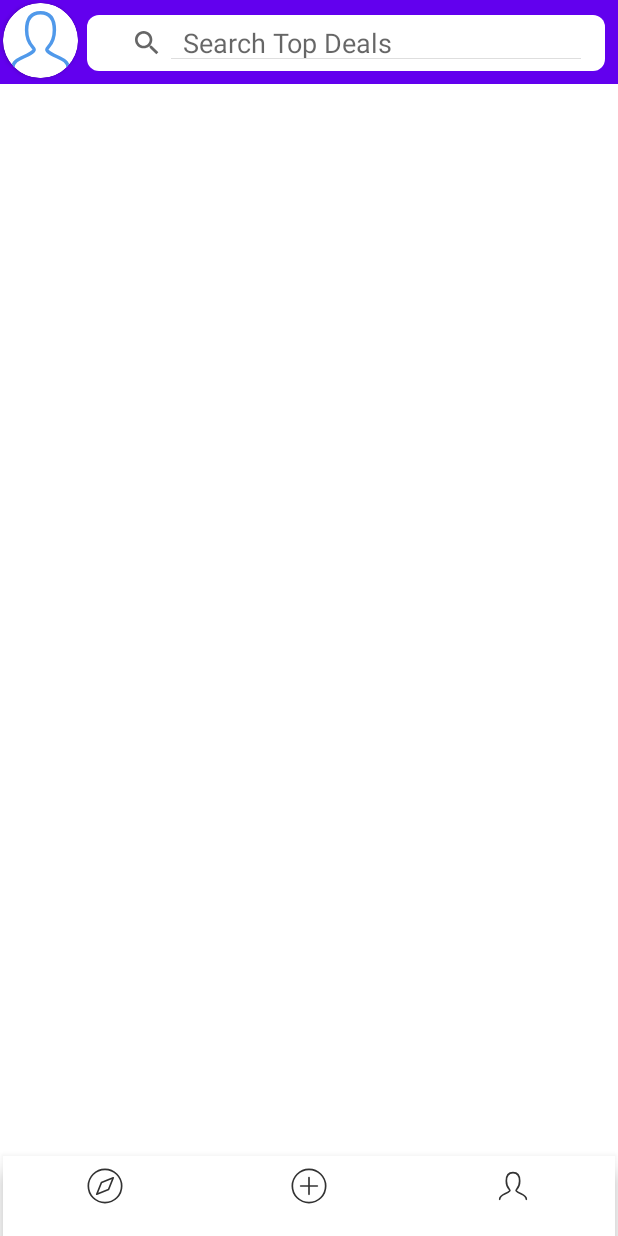
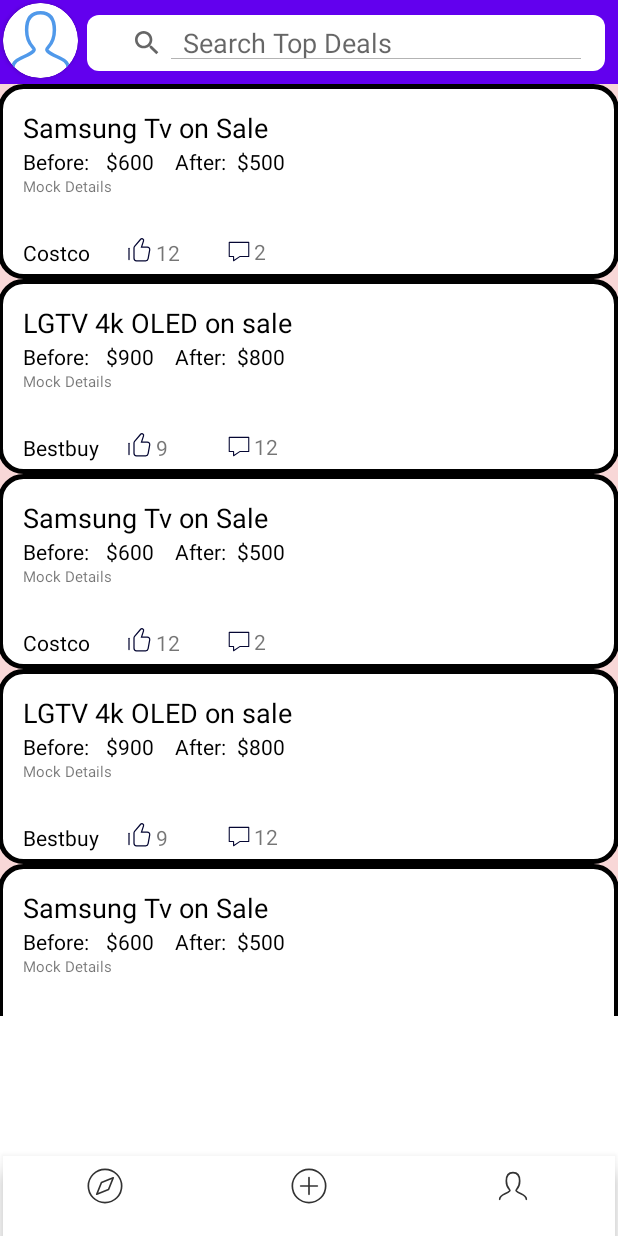
Before and after one commit to wahab65/AndroidApp, an Android app: the screen it shows after launch once a user with an empty profile is signed in (MainActivity), on a phone screen of 412 x 824 dp. Run offline under Robolectric (Android 15) with nearby library versions, the phone set to English and light mode, and no system bars; our stand-ins replace Firebase (no records; nobody signed in at launch, a user with empty details on screens opened directly); libraries missing offline, so code that uses them is left out: jp.wasabeef.glide; pictures from the network do not load; Roboto replaces fonts that are not available here; 1 statement that could not run was skipped.

Commit message:
Completed HomeFragment xml

```diff
--- a/app/build.gradle
+++ b/app/build.gradle
@@ -46,5 +46,7 @@ dependencies {
     implementation 'com.google.firebase:firebase-storage:19.2.2'
     testImplementation 'junit:junit:4.+'
     androidTestImplementation 'androidx.test.ext:junit:1.1.2'
+    implementation 'jp.wasabeef:glide-transformations:2.0.2'
+    implementation 'com.github.bumptech.glide:glide:3.8.0'
     androidTestImplementation 'androidx.test.espresso:espresso-core:3.3.0'
 }
--- a/app/src/main/java/com/example/deelio/Fragments/HomeFragment.java
+++ b/app/src/main/java/com/example/deelio/Fragments/HomeFragment.java
@@ -4,6 +4,9 @@ import android.content.Context;
 import android.os.Bundle;
 
 import androidx.fragment.app.Fragment;
+import androidx.recyclerview.widget.LinearLayoutManager;
+import androidx.recyclerview.widget.RecyclerView;
+import androidx.swiperefreshlayout.widget.SwipeRefreshLayout;
 
 import android.view.LayoutInflater;
 import android.view.View;
@@ -13,6 +16,8 @@ import android.widget.Toast;
 
 import com.example.deelio.LoginActivity;
 import com.example.deelio.MainActivity;
+import com.example.deelio.Model.Deal;
+import com.example.deelio.RecyclerViewAdapter;
 import com.google.firebase.auth.FirebaseAuth;
 import com.google.firebase.auth.FirebaseUser;
 import com.example.deelio.R;
@@ -30,9 +35,13 @@ public class HomeFragment extends Fragment {
 
     // TODO: Rename parameter arguments, choose names that match
     // the fragment initialization parameters, e.g. ARG_ITEM_NUMBER
-    private static final String ARG_PARAM1 = "param1";
-    private static final String ARG_PARAM2 = "param2";
     Context ctx;
+    //private SwipeRefreshLayout swipeRefreshLayout;
+    RecyclerViewAdapter rvAdapter;
+    ArrayList<Deal> deals = new ArrayList<>();;
+    RecyclerView rvDeals;
+
+
 
     // TODO: Rename and change types of parameters
     private String mParam1;
@@ -53,21 +62,12 @@ public class HomeFragment extends Fragment {
     // TODO: Rename and change types and number of parameters
     public static HomeFragment newInstance(String param1, String param2) {
         HomeFragment fragment = new HomeFragment();
-        Bundle args = new Bundle();
-        args.putString(ARG_PARAM1, param1);
-        args.putString(ARG_PARAM2, param2);
-        fragment.setArguments(args);
         return fragment;
     }
 
     @Override
     public void onCreate(Bundle savedInstanceState) {
         super.onCreate(savedInstanceState);
-        if (getArguments() != null) {
-            mParam1 = getArguments().getString(ARG_PARAM1);
-            mParam2 = getArguments().getString(ARG_PARAM2);
-        }
-
 
 
 
@@ -77,6 +77,14 @@ public class HomeFragment extends Fragment {
     public View onCreateView(LayoutInflater inflater, ViewGroup container,
                              Bundle savedInstanceState) {
         // Inflate the layout for this fragment
+
+
+
+
+
+
+
+
         return inflater.inflate(R.layout.fragment_home, container, false);
     }
 
@@ -92,30 +100,38 @@ public class HomeFragment extends Fragment {
                 Toast.makeText(getActivity(),"Logged in as: "+email,Toast.LENGTH_SHORT).show();
         // ===== until this line ////
 
+        RecyclerView rvDeals = view.findViewById(R.id.rvTopDeals);
+
+        //construct adapter
+        rvAdapter = new RecyclerViewAdapter(deals);
+
+        loadMockDeals();
 
 
-        // TODO: Below are the sub-tasks to complete in this fragment
-
-            //load top deals
-
-            //find RecyclerView to bind
-
-            //init deals arraylist
-
-            //construct adapter
-
-            //construct recyclerView layout
-
-            //implement scroll listener
-
-            //implement a swipe refresh
-
-            //implement a load progress animation
-
-
-
+        LinearLayoutManager linearLayoutManager = new LinearLayoutManager(getContext());
+        rvDeals.setLayoutManager(linearLayoutManager);
+        //implement scroll listener
+        rvDeals.addOnScrollListener(new RecyclerView.OnScrollListener() {
+        });
+        rvDeals.setAdapter(rvAdapter);
+        rvAdapter.notifyDataSetChanged();
+        rvDeals.scrollToPosition(0);
 
 
     }
 
+    private void loadMockDeals() {
+
+        final Deal firstMockDeal = new Deal("https://pisces.bbystatic.com/image2/BestBuy_US/images/products/6395/6395125_sd.jpg;maxHeight=300;maxWidth=300", "Samsung Tv on Sale", "$600", "$500", "Costco", "12", "2", "Mock Details") ;
+        final Deal secondMockDeal = new Deal("https://pisces.bbystatic.com/image2/BestBuy_US/images/products/6401/6401851_sd.jpg;maxHeight=300;maxWidth=450", "LGTV 4k OLED on sale", "$900", "$800", "Bestbuy", "9", "12", "Mock Details") ;
+        deals.add(firstMockDeal);
+        deals.add(secondMockDeal);
+        deals.add(firstMockDeal);
+        deals.add(secondMockDeal);
+        deals.add(firstMockDeal);
+        deals.add(secondMockDeal);
+        Toast.makeText(getContext(), deals.size() + " is the deals size " , Toast.LENGTH_SHORT).show();
+        rvAdapter.notifyDataSetChanged();
+        }
+
 }
--- a/app/src/main/java/com/example/deelio/MainActivity.java
+++ b/app/src/main/java/com/example/deelio/MainActivity.java
@@ -29,9 +29,7 @@ public class MainActivity extends AppCompatActivity {
         super.onCreate(savedInstanceState);
         this.getSupportActionBar().hide();
         mFirebaseAuth = FirebaseAuth.getInstance();
-//        requestWindowFeature(Window.FEATURE_NO_TITLE);
-//        getWindow().setFlags(WindowManager.LayoutParams.FLAG_FULLSCREEN,
-//                WindowManager.LayoutParams.FLAG_FULLSCREEN);
+
         setContentView(R.layout.activity_main);
 
         //bottomNav reference
--- a/app/src/main/java/com/example/deelio/Model/Deal.java
+++ b/app/src/main/java/com/example/deelio/Model/Deal.java
@@ -1,4 +1,38 @@
 package com.example.deelio.Model;
 
+import android.widget.ImageView;
+import android.widget.TextView;
+
 public class Deal {
+    private String DealImage = "";
+    private String Title = "";
+    private String BeforePrice= "";
+    private String AfterPrice= "";
+    private String StoreName= "";
+    private String LikeCount= "";
+    private String CommentCount= "";
+    private String Details= "";
+
+    public Deal(String dealImage, String title, String beforePrice, String afterPrice, String storeName, String likeCount, String commentCount, String details) {
+        DealImage = dealImage;
+        Title = title;
+        BeforePrice = beforePrice;
+        AfterPrice = afterPrice;
+        StoreName = storeName;
+        LikeCount = likeCount;
+        CommentCount = commentCount;
+        Details = details;
+    }
+
+    public String getDealImage() { return DealImage; }
+    public String getTitle() { return Title; }
+    public String getBeforePrice() { return BeforePrice; }
+    public String getAfterPrice() { return AfterPrice; }
+    public String getStoreName() { return StoreName; }
+    public String getLikeCount() { return LikeCount; }
+    public String getCommentCount() { return CommentCount; }
+    public String getDetails() { return Details; }
+
+
+
 }
--- /dev/null
+++ b/app/src/main/java/com/example/deelio/RecyclerViewAdapter.java
@@ -0,0 +1,106 @@
+package com.example.deelio;
+
+import android.content.Context;
+import android.content.Intent;
+import android.view.LayoutInflater;
+import android.view.View;
+import android.view.ViewGroup;
+import android.widget.ImageView;
+import android.widget.TextView;
+import android.widget.Toast;
+
+import androidx.annotation.NonNull;
+import androidx.recyclerview.widget.RecyclerView;
+
+import com.bumptech.glide.Glide;
+import com.example.deelio.Model.Deal;
+
+import java.io.Serializable;
+import java.util.List;
+
+import jp.wasabeef.glide.transformations.RoundedCornersTransformation;
+
+public class RecyclerViewAdapter extends RecyclerView.Adapter<RecyclerViewAdapter.ViewHolder>{
+
+    List<Deal> deals;
+    Context context;
+
+    public RecyclerViewAdapter(List<Deal> deals) {
+        this.deals = deals;
+    }
+
+    @NonNull
+    @Override
+    public ViewHolder onCreateViewHolder(@NonNull ViewGroup viewGroup, int i) {
+        context = viewGroup.getContext();
+        LayoutInflater inflater = LayoutInflater.from(context);
+
+        View dealView = inflater.inflate(R.layout.deal_rv_layout, viewGroup, false);
+        ViewHolder viewHolder = new ViewHolder(dealView);
+        return viewHolder;
+    }
+
+    @Override
+    public void onBindViewHolder(@NonNull final ViewHolder viewHolder, final int i) {
+        final Deal deal = deals.get(i);
+
+        viewHolder.tvTitle.setText(deal.getTitle());
+        viewHolder.tvBeforePrice.setText(deal.getBeforePrice());
+        viewHolder.tvAfterPrice.setText(deal.getAfterPrice());
+        viewHolder.tvStoreName.setText(deal.getStoreName());
+        viewHolder.tvLikeCount.setText(deal.getLikeCount());
+        viewHolder.tvCommentCount.setText(deal.getCommentCount());
+        viewHolder.tvDetails.setText(deal.getDetails());
+
+        Glide.with(context)
+                .load(deal.getDealImage())
+                .bitmapTransform(new RoundedCornersTransformation(context, 10, 0))
+                .into(viewHolder.ivDealImage);
+
+
+    }
+
+    @Override
+    public int getItemCount() {
+        return deals.size();
+    }
+
+    public class ViewHolder extends RecyclerView.ViewHolder implements View.OnClickListener {
+        public ImageView ivDealImage;
+        public TextView tvTitle;
+        public TextView tvBeforePrice;
+        public TextView tvAfterPrice;
+        public TextView tvStoreName;
+        public TextView tvLikeCount;
+        public TextView tvCommentCount;
+        public TextView tvDetails;
+
+        public ViewHolder(View view) {
+            super(view);
+
+            ivDealImage= (ImageView) view.findViewById(R.id.ivDealImage);
+            tvTitle= (TextView) view.findViewById(R.id.tvTitle);
+            tvBeforePrice= (TextView) view.findViewById(R.id.tv_BeforePrice);
+            tvAfterPrice= (TextView) view.findViewById(R.id.tv_AfterPrice);
+            tvStoreName= (TextView) view.findViewById(R.id.tv_StoreName);
+            tvLikeCount= (TextView) view.findViewById(R.id.tvLikeCount);
+            tvCommentCount= (TextView) view.findViewById(R.id.tvCommentCount);
+            tvDetails= (TextView) view.findViewById(R.id.tvDetails);
+
+            itemView.setOnClickListener(this);
+        }
+
+        @Override
+        public void onClick(View v) {
+            //go to Deal detail activity
+            Toast.makeText(context, "total deals : "+deals.size(), Toast.LENGTH_SHORT).show();
+        }
+
+    }
+
+    public void reset() {
+        deals.clear();
+        notifyDataSetChanged();
+    }
+
+}
--- /dev/null
+++ b/app/src/main/res/drawable/ic_chat.xml
@@ -0,0 +1,9 @@
+<vector xmlns:android="http://schemas.android.com/apk/res/android"
+    android:width="24dp"
+    android:height="24dp"
+    android:viewportWidth="24"
+    android:viewportHeight="24">
+  <path
+      android:pathData="M21,17V17.5C21.2761,17.5 21.5,17.2761 21.5,17H21ZM21,4H21.5C21.5,3.7239 21.2761,3.5 21,3.5V4ZM13,17V16.5C12.9013,16.5 12.8048,16.5292 12.7226,16.584L13,17ZM7,21H6.5C6.5,21.1844 6.6015,21.3538 6.7641,21.4408C6.9267,21.5278 7.1239,21.5183 7.2773,21.416L7,21ZM7,17H7.5C7.5,16.7239 7.2761,16.5 7,16.5V17ZM3,17H2.5C2.5,17.2761 2.7239,17.5 3,17.5V17ZM3,4V3.5C2.7239,3.5 2.5,3.7239 2.5,4H3ZM21.5,17V4H20.5V17H21.5ZM13,17.5H21V16.5H13V17.5ZM7.2773,21.416L13.2774,17.416L12.7226,16.584L6.7227,20.584L7.2773,21.416ZM6.5,17V21H7.5V17H6.5ZM3,17.5H7V16.5H3V17.5ZM2.5,4V17H3.5V4H2.5ZM21,3.5H3V4.5H21V3.5Z"
+      android:fillColor="#050733"/>
+</vector>
--- /dev/null
+++ b/app/src/main/res/drawable/ic_thumb_up.xml
@@ -0,0 +1,18 @@
+<vector xmlns:android="http://schemas.android.com/apk/res/android"
+    android:width="24dp"
+    android:height="24dp"
+    android:viewportWidth="24"
+    android:viewportHeight="24">
+  <path
+      android:strokeWidth="1"
+      android:pathData="M8.4815,7.4383C8.1708,7.8007 8,8.2624 8,8.7399V17C8,18.1046 8.8954,19 10,19H17.3308C18.2974,19 19.1257,18.3088 19.2986,17.3578L20.5713,10.3578C20.7945,9.1301 19.8514,8 18.6036,8H14L15.6279,3.1163C15.8414,2.4758 15.5514,1.7757 14.9475,1.4737V1.4737C14.3906,1.1953 13.7158,1.3316 13.3106,1.8043L8.4815,7.4383Z"
+      android:fillColor="#00000000"
+      android:fillType="evenOdd"
+      android:strokeColor="#050733"/>
+  <path
+      android:strokeWidth="1"
+      android:pathData="M4,18V9"
+      android:fillColor="#00000000"
+      android:strokeColor="#050733"
+      android:strokeLineCap="round"/>
+</vector>
--- /dev/null
+++ b/app/src/main/res/drawable/rounded_corner_bg.xml
@@ -0,0 +1,17 @@
+<?xml version="1.0" encoding="UTF-8"?>
+<shape xmlns:android="http://schemas.android.com/apk/res/android">
+    <solid android:color="#ffffffff"/>
+
+    <stroke android:width="3dp"
+        android:color="#ff000000"
+        />
+
+    <padding android:left="1dp"
+        android:top="1dp"
+        android:right="1dp"
+        android:bottom="1dp"
+        />
+
+    <corners android:bottomRightRadius="15dp" android:bottomLeftRadius="15dp"
+        android:topLeftRadius="15dp" android:topRightRadius="15dp"/>
+</shape>
--- /dev/null
+++ b/app/src/main/res/layout/deal_rv_layout.xml
@@ -0,0 +1,136 @@
+<?xml version="1.0" encoding="utf-8"?>
+<androidx.constraintlayout.widget.ConstraintLayout xmlns:android="http://schemas.android.com/apk/res/android"
+    xmlns:app="http://schemas.android.com/apk/res-auto"
+    xmlns:tools="http://schemas.android.com/tools"
+    android:layout_width="match_parent"
+    android:layout_height="130dp"
+    android:background="@drawable/rounded_corner_bg">
+
+    <ImageView
+        android:id="@+id/ivDealImage"
+        android:layout_width="138dp"
+        android:layout_height="114dp"
+        android:layout_marginTop="6dp"
+        android:layout_marginEnd="6dp"
+        android:layout_marginBottom="10dp"
+        app:layout_constraintBottom_toBottomOf="parent"
+        app:layout_constraintEnd_toEndOf="parent"
+        app:layout_constraintTop_toTopOf="parent"
+        tools:srcCompat="@tools:sample/backgrounds/scenic" />
+
+    <TextView
+        android:id="@+id/tvTitle"
+        android:layout_width="215dp"
+        android:layout_height="25dp"
+        android:layout_marginStart="16dp"
+        android:layout_marginTop="16dp"
+        android:layout_marginEnd="36dp"
+        android:text='LGTV 65" 4K Ultra'
+        android:textColor="#000000"
+        android:textSize="18sp"
+        app:layout_constraintEnd_toStartOf="@+id/ivDealImage"
+        app:layout_constraintHorizontal_bias="0.0"
+        app:layout_constraintStart_toStartOf="parent"
+        app:layout_constraintTop_toTopOf="parent" />
+
+    <TextView
+        android:id="@+id/textView6"
+        android:layout_width="wrap_content"
+        android:layout_height="wrap_content"
+        android:layout_marginStart="16dp"
+        android:text="Before: "
+        android:textColor="#000000"
+        app:layout_constraintStart_toStartOf="parent"
+        app:layout_constraintTop_toBottomOf="@+id/tvTitle" />
+
+    <TextView
+        android:id="@+id/textView8"
+        android:layout_width="wrap_content"
+        android:layout_height="wrap_content"
+        android:layout_marginStart="14dp"
+        android:text="After:"
+        android:textColor="#000000"
+        app:layout_constraintStart_toEndOf="@+id/tv_BeforePrice"
+        app:layout_constraintTop_toBottomOf="@+id/tvTitle" />
+
+    <TextView
+        android:id="@+id/tv_BeforePrice"
+        android:layout_width="wrap_content"
+        android:layout_height="wrap_content"
+        android:layout_marginStart="8dp"
+        android:text="$600"
+        android:textColor="#000000"
+        app:layout_constraintStart_toEndOf="@+id/textView6"
+        app:layout_constraintTop_toBottomOf="@+id/tvTitle" />
+
+    <TextView
+        android:id="@+id/tv_AfterPrice"
+        android:layout_width="wrap_content"
+        android:layout_height="wrap_content"
+        android:layout_marginStart="7dp"
+        android:text="$400"
+        android:textColor="#000000"
+        app:layout_constraintStart_toEndOf="@+id/textView8"
+        app:layout_constraintTop_toBottomOf="@+id/tvTitle" />
+
+    <TextView
+        android:id="@+id/tv_StoreName"
+        android:layout_width="63dp"
+        android:layout_height="23dp"
+        android:layout_marginStart="16dp"
+        android:layout_marginTop="41dp"
+        android:text="BestBuy"
+        android:textColor="#000000"
+        app:layout_constraintStart_toStartOf="parent"
+        app:layout_constraintTop_toBottomOf="@+id/textView6" />
+
+    <ImageView
+        android:id="@+id/imageView3"
+        android:layout_width="20dp"
+        android:layout_height="20dp"
+        android:layout_marginStart="4dp"
+        android:layout_marginTop="1dp"
+        app:layout_constraintStart_toEndOf="@+id/tv_StoreName"
+        app:layout_constraintTop_toBottomOf="@+id/tvDetails"
+        app:srcCompat="@drawable/ic_thumb_up" />
+
+    <ImageView
+        android:id="@+id/imageView4"
+        android:layout_width="20dp"
+        android:layout_height="17dp"
+        android:layout_marginStart="4dp"
+        android:layout_marginTop="2dp"
+        app:layout_constraintStart_toEndOf="@+id/tvLikeCount"
+        app:layout_constraintTop_toBottomOf="@+id/tvDetails"
+        app:srcCompat="@drawable/ic_chat" />
+
+    <TextView
+        android:id="@+id/tvCommentCount"
+        android:layout_width="23dp"
+        android:layout_height="18dp"
+        android:layout_marginTop="1dp"
+        android:text="2"
+        android:textAlignment="textStart"
+        app:layout_constraintStart_toEndOf="@+id/imageView4"
+        app:layout_constraintTop_toBottomOf="@+id/tvDetails" />
+
+    <TextView
+        android:id="@+id/tvLikeCount"
+        android:layout_width="41dp"
+        android:layout_height="21dp"
+        android:layout_marginStart="1dp"
+        android:layout_marginTop="2dp"
+        android:text="12"
+        app:layout_constraintStart_toEndOf="@+id/imageView3"
+        app:layout_constraintTop_toBottomOf="@+id/tvDetails" />
+
+    <TextView
+        android:id="@+id/tvDetails"
+        android:layout_width="193dp"
+        android:layout_height="39dp"
+        android:layout_marginStart="16dp"
+        android:text="Get 40% Off Electronics | Best Buy Coupon Shop limited-time clearance deals on everything from 4K TVs "
+        android:textSize="10sp"
+        app:layout_constraintStart_toStartOf="parent"
+        app:layout_constraintTop_toBottomOf="@+id/textView6" />
+</androidx.constraintlayout.widget.ConstraintLayout>
--- a/app/src/main/res/layout/fragment_home.xml
+++ b/app/src/main/res/layout/fragment_home.xml
@@ -13,6 +13,19 @@
     <androidx.constraintlayout.widget.ConstraintLayout
         android:layout_width="match_parent"
         android:layout_height="match_parent">
+
+        <androidx.recyclerview.widget.RecyclerView
+            android:id="@+id/rvTopDeals"
+            android:layout_width="414dp"
+            android:layout_height="621dp"
+            android:layout_marginBottom="24dp"
+            android:background="#51E88181"
+            app:layout_constraintBottom_toBottomOf="parent"
+            app:layout_constraintEnd_toEndOf="parent"
+            app:layout_constraintHorizontal_bias="1.0"
+            app:layout_constraintStart_toStartOf="parent"
+            app:layout_constraintTop_toBottomOf="@+id/toolbar"
+            app:layout_constraintVertical_bias="0.0" />
 
         <androidx.appcompat.widget.Toolbar
             android:id="@+id/toolbar"
@@ -58,12 +71,14 @@
 
 
         <SearchView
+            android:id="@+id/svSearchBox"
             android:layout_width="345dp"
             android:layout_height="37dp"
             android:layout_marginStart="58dp"
             android:layout_marginTop="10dp"
             android:background="@drawable/rounded_white"
             android:backgroundTint="@color/white"
+            android:clickable="true"
             android:iconifiedByDefault="false"
             android:queryHint="Search Top Deals"
             app:defaultQueryHint="Search Top Deals"
@@ -72,22 +87,19 @@
             app:queryHint="Search Top Deals" />
 
         <androidx.swiperefreshlayout.widget.SwipeRefreshLayout
-            android:layout_width="match_parent"
-            android:layout_height="634dp"
+            android:id="@+id/swipeRefLayout"
+            android:layout_width="412dp"
+            android:layout_height="631dp"
+            android:layout_marginBottom="8dp"
+            android:scrollbarAlwaysDrawHorizontalTrack="false"
+            android:scrollbarAlwaysDrawVerticalTrack="false"
+            android:visibility="gone"
             app:layout_constraintBottom_toBottomOf="parent"
             app:layout_constraintEnd_toEndOf="parent"
+            app:layout_constraintHorizontal_bias="1.0"
             app:layout_constraintStart_toStartOf="parent"
-            app:layout_constraintTop_toTopOf="parent"
-            app:layout_constraintVertical_bias="0.577">
-
-            <androidx.recyclerview.widget.RecyclerView
-                android:id="@+id/rvTopDeals"
-                android:layout_width="0dp"
-                android:layout_height="0dp"
-                app:layout_constraintBottom_toBottomOf="parent"
-                app:layout_constraintEnd_toEndOf="parent"
-                app:layout_constraintStart_toStartOf="parent"
-                app:layout_constraintTop_toTopOf="parent" />
+            app:layout_constraintTop_toBottomOf="@+id/toolbar"
+            app:layout_constraintVertical_bias="0.0">
 
 
         </androidx.swiperefreshlayout.widget.SwipeRefreshLayout>
```
